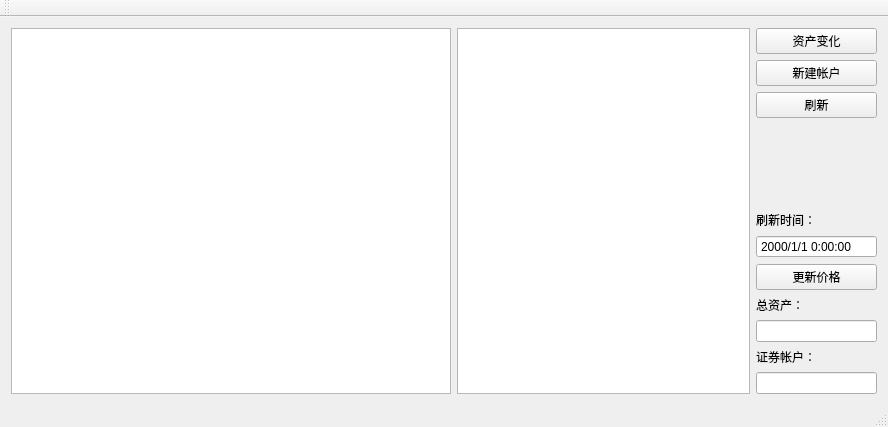
This is myFinanceMainWindow.ui in Imrono/myFinance as Qt 5 draws it before an edit. The edited form follows.
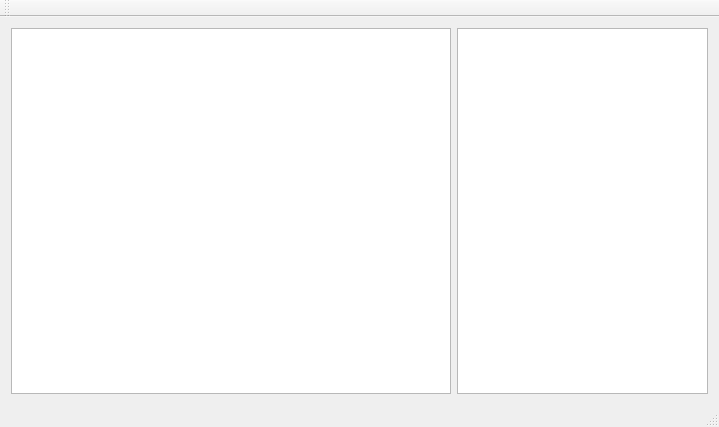
This is the edited form.

What changed in the file:
```diff
--- a/myFinanceMainWindow.ui
+++ b/myFinanceMainWindow.ui
@@ -6,7 +6,7 @@
    <rect>
     <x>0</x>
     <y>0</y>
-    <width>888</width>
+    <width>719</width>
     <height>427</height>
    </rect>
   </property>
@@ -15,146 +15,6 @@
   </property>
   <widget class="QWidget" name="centralWidget">
    <layout class="QGridLayout" name="gridLayout">
-    <item row="0" column="1">
-     <layout class="QVBoxLayout" name="verticalLayout_2" stretch="1,1,1,1">
-      <property name="sizeConstraint">
-       <enum>QLayout::SetDefaultConstraint</enum>
-      </property>
-      <item>
-       <widget class="QPushButton" name="exchange">
-        <property name="text">
-         <string>资产变化</string>
-        </property>
-       </widget>
-      </item>
-      <item>
-       <widget class="QPushButton" name="new_account">
-        <property name="text">
-         <string>新建帐户</string>
-        </property>
-       </widget>
-      </item>
-      <item>
-       <widget class="QPushButton" name="reflash">
-        <property name="text">
-         <string>刷新</string>
-        </property>
-       </widget>
-      </item>
-      <item>
-       <spacer name="verticalSpacer">
-        <property name="orientation">
-         <enum>Qt::Vertical</enum>
-        </property>
-        <property name="sizeHint" stdset="0">
-         <size>
-          <width>20</width>
-          <height>40</height>
-         </size>
-        </property>
-       </spacer>
-      </item>
-     </layout>
-    </item>
-    <item row="1" column="1">
-     <layout class="QVBoxLayout" name="verticalLayout" stretch="1,1,1,1,1,1">
-      <item>
-       <layout class="QVBoxLayout" name="vlPriceTime" stretch="1,1">
-        <property name="sizeConstraint">
-         <enum>QLayout::SetDefaultConstraint</enum>
-        </property>
-        <item>
-         <widget class="QLabel" name="priceReflash">
-          <property name="sizePolicy">
-           <sizepolicy hsizetype="Minimum" vsizetype="Fixed">
-            <horstretch>0</horstretch>
-            <verstretch>0</verstretch>
-           </sizepolicy>
-          </property>
-          <property name="text">
-           <string>刷新时间：</string>
-          </property>
-         </widget>
-        </item>
-        <item>
-         <widget class="QDateTimeEdit" name="dateTimePrice">
-          <property name="wrapping">
-           <bool>false</bool>
-          </property>
-          <property name="frame">
-           <bool>true</bool>
-          </property>
-          <property name="readOnly">
-           <bool>true</bool>
-          </property>
-          <property name="buttonSymbols">
-           <enum>QAbstractSpinBox::NoButtons</enum>
-          </property>
-          <property name="showGroupSeparator" stdset="0">
-           <bool>false</bool>
-          </property>
-          <property name="displayFormat">
-           <string>yyyy/M/d H:mm:ss</string>
-          </property>
-         </widget>
-        </item>
-       </layout>
-      </item>
-      <item>
-       <widget class="QPushButton" name="updatePrice">
-        <property name="text">
-         <string>更新价格</string>
-        </property>
-       </widget>
-      </item>
-      <item>
-       <widget class="QLabel" name="label">
-        <property name="sizePolicy">
-         <sizepolicy hsizetype="Minimum" vsizetype="Fixed">
-          <horstretch>0</horstretch>
-          <verstretch>0</verstretch>
-         </sizepolicy>
-        </property>
-        <property name="text">
-         <string>总资产：</string>
-        </property>
-       </widget>
-      </item>
-      <item>
-       <widget class="QLineEdit" name="lineEditTotalAsset">
-        <property name="sizePolicy">
-         <sizepolicy hsizetype="Minimum" vsizetype="Fixed">
-          <horstretch>0</horstretch>
-          <verstretch>0</verstretch>
-         </sizepolicy>
-        </property>
-       </widget>
-      </item>
-      <item>
-       <widget class="QLabel" name="labelSecurity">
-        <property name="sizePolicy">
-         <sizepolicy hsizetype="Minimum" vsizetype="Fixed">
-          <horstretch>0</horstretch>
-          <verstretch>0</verstretch>
-         </sizepolicy>
-        </property>
-        <property name="text">
-         <string>证券帐户：</string>
-        </property>
-       </widget>
-      </item>
-      <item>
-       <widget class="QLineEdit" name="lineEditSecurity">
-        <property name="sizePolicy">
-         <sizepolicy hsizetype="Minimum" vsizetype="Fixed">
-          <horstretch>0</horstretch>
-          <verstretch>0</verstretch>
-         </sizepolicy>
-        </property>
-       </widget>
-      </item>
-     </layout>
-    </item>
     <item row="0" column="0" rowspan="2">
      <layout class="QHBoxLayout" name="horizontalLayout" stretch="10,7">
       <property name="rightMargin">
```
Left out of the diff: 2 changed lines with no effect on the pictures.
